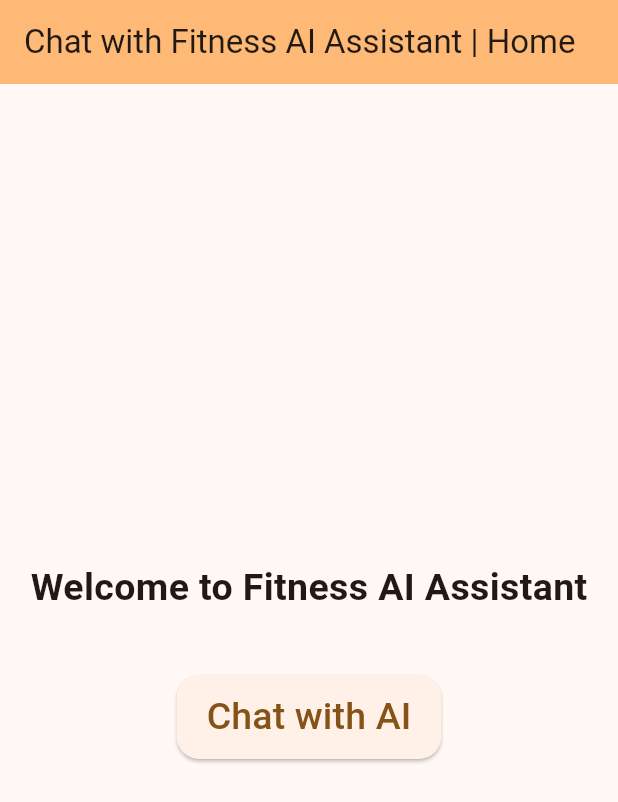
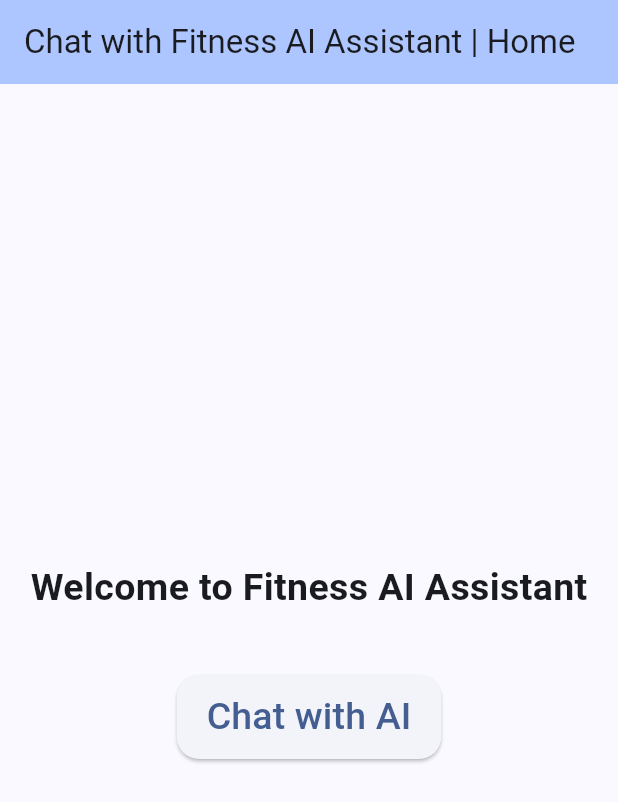
Before and after one commit to itsYashASeeker/Fitness-AI-Assistant, a Flutter app: the screen it shows after launch, on a phone screen of 412 x 824 dp. Shown: the top 802 px of the screen. Run offline on Flutter 3.47's test engine with Material 3 defaults, Android fonts, the phone set to English and light mode, and no system bars; our stand-ins replace flutter_chat_types, flutter_chat_ui.

Commit message:
theme color updates

```diff
--- a/lib/chat.dart
+++ b/lib/chat.dart
@@ -29,7 +29,7 @@ class ChatApp extends StatelessWidget {
     return MaterialApp(
       title: 'Fitness Assistant',
       theme: ThemeData(
-        colorScheme: ColorScheme.fromSeed(seedColor: Colors.orange),
+        colorScheme: ColorScheme.fromSeed(seedColor: Colors.blueAccent),
         useMaterial3: true,
       ),
       home: const MyChatApp(title: 'Chat with Fitness AI Assistant | chat'),
@@ -63,7 +63,7 @@ class _MyChatApp extends State<MyChatApp> {
       onSendPressed: _handleSendPressed,
       user: _user,
       theme: const DarkChatTheme(
-        inputBackgroundColor: Colors.grey,
+        inputBackgroundColor: Colors.blueAccent,
       ),
     ),
   );
--- a/lib/main.dart
+++ b/lib/main.dart
@@ -30,7 +30,7 @@ class MyApp extends StatelessWidget {
     return MaterialApp(
       title: 'Fitness AI Assistant',
       theme: ThemeData(
-        colorScheme: ColorScheme.fromSeed(seedColor: Colors.orange),
+        colorScheme: ColorScheme.fromSeed(seedColor: Colors.blueAccent),
         useMaterial3: true,
       ),
       home: const MyHomePage(title: 'Chat with Fitness AI Assistant | Home'),
```
